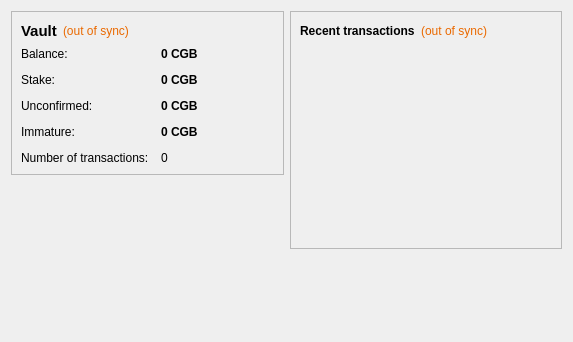
Before: the Qt Designer form src/qt/forms/overviewpage.ui in cryptogenicbonds/CryptoBullion-CBX, drawn with Qt 5.
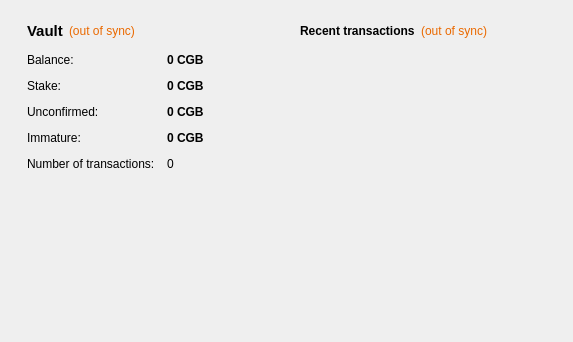
After: the same form once the commit is applied.

What changed in the file:
```diff
--- a/src/qt/forms/overviewpage.ui
+++ b/src/qt/forms/overviewpage.ui
@@ -18,6 +18,9 @@
     <layout class="QVBoxLayout" name="verticalLayout_2">
      <item>
       <widget class="QFrame" name="frame">
+       <property name="styleSheet">
+        <string notr="true">QFrame { background: transparent; }</string>
+       </property>
        <property name="frameShape">
         <enum>QFrame::StyledPanel</enum>
        </property>
@@ -27,6 +30,9 @@
        <layout class="QVBoxLayout" name="verticalLayout_4">
         <item>
          <layout class="QHBoxLayout" name="horizontalLayout_4">
+          <property name="leftMargin">
+           <number>6</number>
+          </property>
           <item>
            <widget class="QLabel" name="label_5">
             <property name="font">
@@ -83,6 +89,15 @@
           <property name="verticalSpacing">
            <number>12</number>
           </property>
+          <property name="leftMargin">
+           <number>6</number>
+          </property>
+          <property name="topMargin">
+           <number>6</number>
+          </property>
+          <property name="bottomMargin">
+           <number>6</number>
+          </property>
           <item row="0" column="0">
            <widget class="QLabel" name="label">
             <property name="text">
@@ -237,6 +252,127 @@
     <layout class="QVBoxLayout" name="verticalLayout_3">
      <item>
       <widget class="QFrame" name="frame_2">
+       <property name="palette">
+        <palette>
+         <active>
+          <colorrole role="Button">
+           <brush brushstyle="SolidPattern">
+            <color alpha="0">
+             <red>0</red>
+             <green>0</green>
+             <blue>0</blue>
+            </color>
+           </brush>
+          </colorrole>
+          <colorrole role="Mid">
+           <brush brushstyle="SolidPattern">
+            <color alpha="255">
+             <red>76</red>
+             <green>76</green>
+             <blue>218</blue>
+            </color>
+           </brush>
+          </colorrole>
+          <colorrole role="Base">
+           <brush brushstyle="SolidPattern">
+            <color alpha="0">
+             <red>0</red>
+             <green>0</green>
+             <blue>0</blue>
+            </color>
+           </brush>
+          </colorrole>
+          <colorrole role="Window">
+           <brush brushstyle="SolidPattern">
+            <color alpha="0">
+             <red>0</red>
+             <green>0</green>
+             <blue>0</blue>
+            </color>
+           </brush>
+          </colorrole>
+         </active>
+         <inactive>
+          <colorrole role="Button">
+           <brush brushstyle="SolidPattern">
+            <color alpha="0">
+             <red>0</red>
+             <green>0</green>
+             <blue>0</blue>
+            </color>
+           </brush>
+          </colorrole>
+          <colorrole role="Mid">
+           <brush brushstyle="SolidPattern">
+            <color alpha="255">
+             <red>76</red>
+             <green>76</green>
+             <blue>218</blue>
+            </color>
+           </brush>
+          </colorrole>
+          <colorrole role="Base">
+           <brush brushstyle="SolidPattern">
+            <color alpha="0">
+             <red>0</red>
+             <green>0</green>
+             <blue>0</blue>
+            </color>
+           </brush>
+          </colorrole>
+          <colorrole role="Window">
+           <brush brushstyle="SolidPattern">
+            <color alpha="0">
+             <red>0</red>
+             <green>0</green>
+             <blue>0</blue>
+            </color>
+           </brush>
+          </colorrole>
+         </inactive>
+         <disabled>
+          <colorrole role="Button">
+           <brush brushstyle="SolidPattern">
+            <color alpha="0">
+             <red>0</red>
+             <green>0</green>
+             <blue>0</blue>
+            </color>
+           </brush>
+          </colorrole>
+          <colorrole role="Mid">
+           <brush brushstyle="SolidPattern">
+            <color alpha="255">
+             <red>76</red>
+             <green>76</green>
+             <blue>218</blue>
+            </color>
+           </brush>
+          </colorrole>
+          <colorrole role="Base">
+           <brush brushstyle="SolidPattern">
+            <color alpha="0">
+             <red>0</red>
+             <green>0</green>
+             <blue>0</blue>
+            </color>
+           </brush>
+          </colorrole>
+          <colorrole role="Window">
+           <brush brushstyle="SolidPattern">
+            <color alpha="0">
+             <red>0</red>
+             <green>0</green>
+             <blue>0</blue>
+            </color>
+           </brush>
+          </colorrole>
+         </disabled>
+        </palette>
+       </property>
+       <property name="styleSheet">
+        <string notr="true">QFrame { background: transparent; }</string>
+       </property>
        <property name="frameShape">
         <enum>QFrame::StyledPanel</enum>
        </property>
```
Left out of the diff: 118 changed lines with no effect on the pictures.
